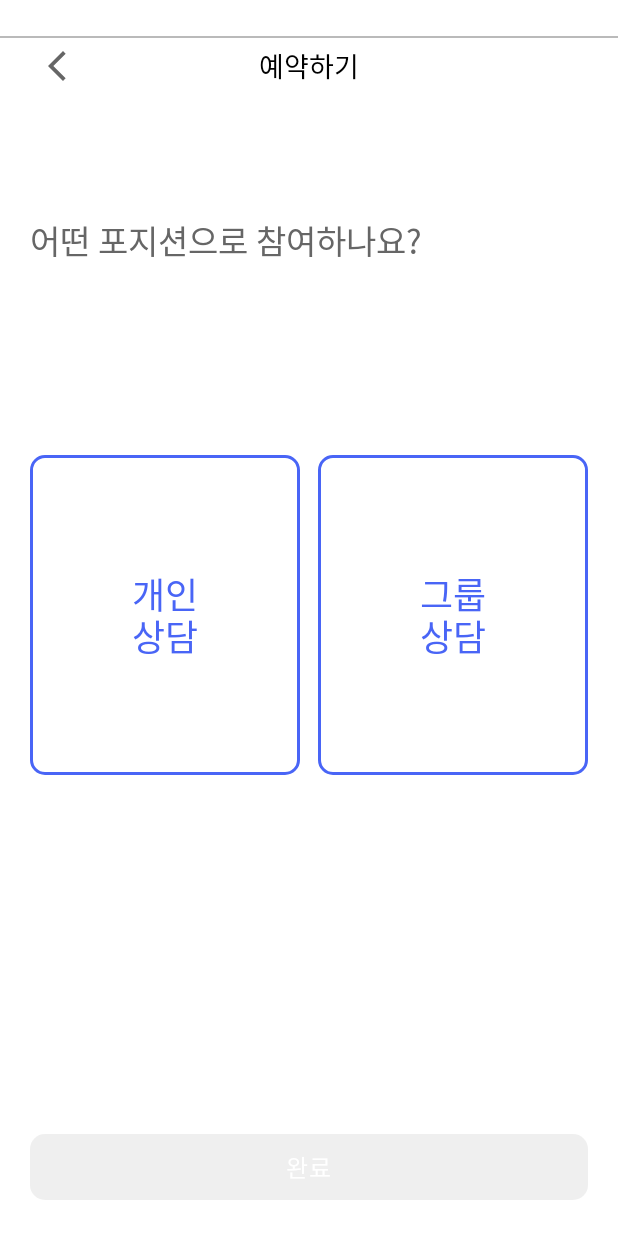
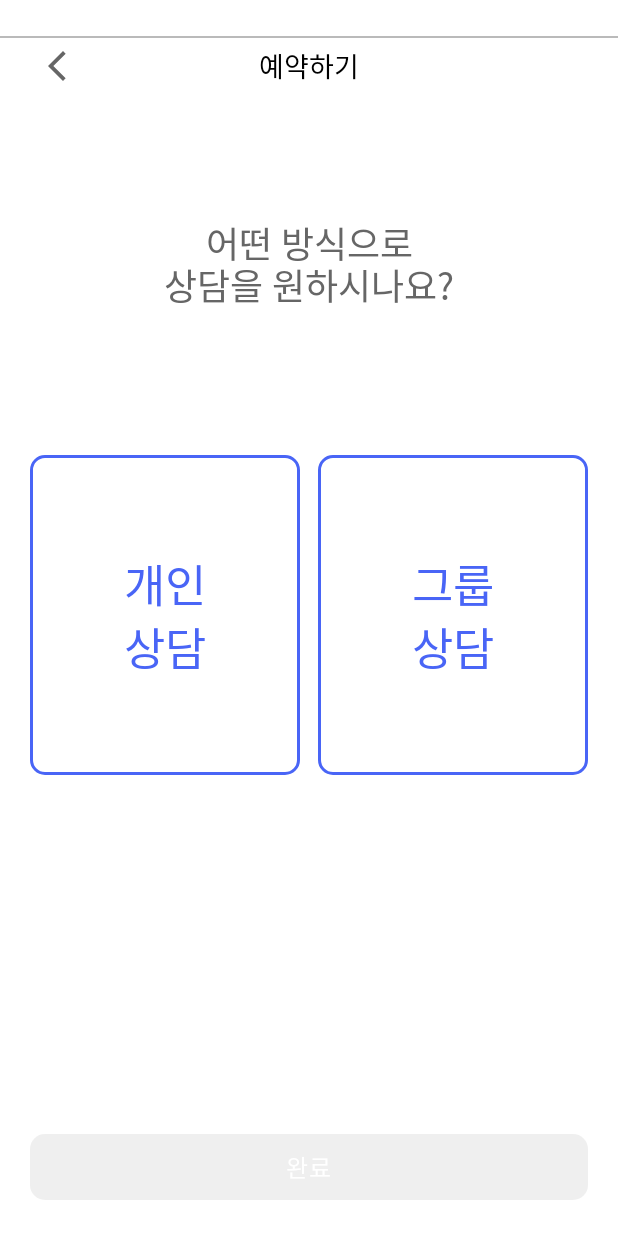
Before and after one commit to Slo1024/ssafy-livon-ai-healthcoach, an Android app built with Jetpack Compose: the @Preview function PreviewReservationModeSelectScreen, on a phone screen of 412 x 824 dp. Run offline under Robolectric (Android 15) with nearby library versions, the phone set to English and light mode, and no system bars; Roboto replaces fonts that are not available here.

Commit message:
[front] feat: choicebutton ãã text 수정

```diff
--- a/LivOnFront/mobile/app/src/main/java/com/livon/app/feature/member/reservation/ui/ReservationModeSelectScreen.kt
+++ b/LivOnFront/mobile/app/src/main/java/com/livon/app/feature/member/reservation/ui/ReservationModeSelectScreen.kt
@@ -3,11 +3,15 @@ package com.livon.app.feature.shared.auth.ui
 
 import androidx.compose.foundation.layout.*
 import androidx.compose.material3.MaterialTheme
+import androidx.compose.material3.Text
 import androidx.compose.runtime.*
 import androidx.compose.ui.Alignment
 import androidx.compose.ui.Modifier
+import androidx.compose.ui.text.font.FontWeight
+import androidx.compose.ui.text.style.TextAlign
 import androidx.compose.ui.tooling.preview.Preview
 import androidx.compose.ui.unit.dp
+import androidx.compose.ui.unit.sp
 import com.livon.app.ui.component.button.ChoiceButtonCard
 import com.livon.app.ui.component.button.PrimaryButtonBottom
 import com.livon.app.ui.component.overlay.TopBar
@@ -40,7 +44,16 @@ fun ReservationModeSelectScreen(
                     .align(Alignment.TopStart)
                     .fillMaxWidth()
             ) {
-                RequirementText("어떤 포지션으로 참여하나요?")
+                Text(
+                    text = "어떤 방식으로\n상담을 원하시나요?",
+                    modifier = Modifier.fillMaxWidth(),
+                    textAlign = TextAlign.Center,
+                    style = MaterialTheme.typography.titleLarge.copy(
+                        fontWeight = FontWeight.SemiBold,
+                        fontSize = 24.sp
+                    )
+                )
+
             }
 
             // 2) 화면(TopBar~BottomBar 사이) 전체 기준 '진짜 중앙'에 카드 2개
@@ -61,9 +74,16 @@ fun ReservationModeSelectScreen(
                         onClick = { selected = "personal" },
                         modifier = Modifier
                             .fillMaxWidth()
-                            .aspectRatio(135f / 160f) // 비율 유지
+                            .aspectRatio(135f / 160f), // 비율 유지
+                        textStyle = MaterialTheme.typography.titleLarge.copy(
+                            fontSize = 30.sp,                 // ✅ 30sp
+                            fontWeight = FontWeight.Medium,
+                            lineHeight = 30.sp * 1.4f         // ✅ 40% 증가 (= 1.4배)
+                        ),
+                        textAlign = TextAlign.Center          // ✅ 줄바꿈 중앙 정렬
                     )
                 }
+
                 Box(
                     modifier = Modifier.weight(1f),
                     contentAlignment = Alignment.Center
@@ -74,7 +94,13 @@ fun ReservationModeSelectScreen(
                         onClick = { selected = "group" },
                         modifier = Modifier
                             .fillMaxWidth()
-                            .aspectRatio(135f / 160f) // 비율 유지
+                            .aspectRatio(135f / 160f),
+                        textStyle = MaterialTheme.typography.titleLarge.copy(
+                            fontSize = 30.sp,
+                            fontWeight = FontWeight.Medium,
+                            lineHeight = 30.sp * 1.4f
+                        ),
+                        textAlign = TextAlign.Center
                     )
                 }
             }
--- a/LivOnFront/mobile/app/src/main/java/com/livon/app/feature/shared/auth/ui/CommonSignUpScreenB.kt
+++ b/LivOnFront/mobile/app/src/main/java/com/livon/app/feature/shared/auth/ui/CommonSignUpScreenB.kt
@@ -47,13 +47,11 @@ fun CommonSignUpScreenB(
 ) {
     Scaffold(
         modifier = modifier,
-        // ✅ 기본 인셋 사용 권장
         topBar = {
             Box(
                 Modifier
                     .fillMaxWidth()
                     .padding(top = Spacing.TopMargin)
-//                    .padding(horizontal = Spacing.Horizontal)
             ) {
                 TopBar2(
                     title = title,
@@ -68,9 +66,6 @@ fun CommonSignUpScreenB(
                     .fillMaxWidth()
                     .windowInsetsPadding(WindowInsets.navigationBars) // ✅ 하단 인셋
 
-//                    .padding(
-//                        horizontal = Spacing.Horizontal,
-//                    )
             ) { bottomBar() }
         }
     ) { inner ->
--- a/LivOnFront/mobile/app/src/main/java/com/livon/app/ui/component/button/ChoiceButtonCard.kt
+++ b/LivOnFront/mobile/app/src/main/java/com/livon/app/ui/component/button/ChoiceButtonCard.kt
@@ -15,7 +15,9 @@ import androidx.compose.material3.Text
 import androidx.compose.runtime.Composable
 import androidx.compose.ui.Alignment
 import androidx.compose.ui.Modifier
+import androidx.compose.ui.text.TextStyle
 import androidx.compose.ui.text.font.FontWeight
+import androidx.compose.ui.text.style.TextAlign
 import androidx.compose.ui.tooling.preview.Preview
 import androidx.compose.ui.unit.dp
 import androidx.compose.ui.unit.sp
@@ -46,8 +48,14 @@ fun ChoiceButtonCard(
     selected: Boolean,
     onClick: () -> Unit,
 //    modifier: Modifier = Modifier
-    modifier: Modifier = Modifier.size(135.dp, 160.dp) // ✅ 기본값: 기존 크기 유지
-) {
+    modifier: Modifier = Modifier.size(135.dp, 160.dp), // ✅ 기본값: 기존 크기 유지
+    textStyle: TextStyle = MaterialTheme.typography.titleLarge.copy( // ✅ 기본 24sp(공통)
+        fontSize = 24.sp,
+        fontWeight = FontWeight.Medium,
+        letterSpacing = 0.sp
+),
+    textAlign: TextAlign = TextAlign.Center
+){
     val shape = RoundedCornerShape(10.dp)
     val containerColor = if (selected) Main else Basic
     val contentColor = if (selected) Basic else Main
@@ -70,14 +78,18 @@ fun ChoiceButtonCard(
             modifier = Modifier.fillMaxSize(),
             contentAlignment = Alignment.Center
         ) {
-            Text(
-                text = text,
-                style = MaterialTheme.typography.titleLarge.copy(
-                    fontSize = 24.sp,
-                    fontWeight = FontWeight.Medium,
-                    color = contentColor,
-                    letterSpacing = 0.sp
-                )
+//            Text(
+//                text = text,
+//                style = MaterialTheme.typography.titleLarge.copy(
+//                    fontSize = 24.sp,
+//                    fontWeight = FontWeight.Medium,
+//                    color = contentColor,
+//                    letterSpacing = 0.sp
+//                )
+                Text(
+                    text = text,
+                    textAlign = textAlign,
+                    style = textStyle.copy(color = contentColor) // ✅ 색상은 선택 상태에 맞춰 덮어쓰기
             )
         }
     }
```
Also changed, not shown: LivOnFront/mobile/app/src/main/java/com/livon/app/feature/member/auth/ui/HealthInfoConditionScreen.kt (renamed from LivOnFront/mobile/app/src/main/java/com/livon/app/feature/shared/auth/ui/HealthInfoConditionScreen.kt), LivOnFront/mobile/app/src/main/java/com/livon/app/feature/member/auth/ui/HealthInfoHeightScreen.kt (renamed from LivOnFront/mobile/app/src/main/java/com/livon/app/feature/shared/auth/ui/HealthInfoHeightScreen.kt), LivOnFront/mobile/app/src/main/java/com/livon/app/feature/member/auth/ui/HealthInfoMedicationScreen.kt (renamed from LivOnFront/mobile/app/src/main/java/com/livon/app/feature/shared/auth/ui/HealthInfoMedicationScreen.kt), LivOnFront/mobile/app/src/main/java/com/livon/app/feature/member/auth/ui/HealthInfoPainDiscomfortScreen.kt (renamed from LivOnFront/mobile/app/src/main/java/com/livon/app/feature/shared/auth/ui/HealthInfoPainDiscomfortScreen.kt), LivOnFront/mobile/app/src/main/java/com/livon/app/feature/member/auth/ui/HealthInfoSleepQualityScreen.kt (renamed from LivOnFront/mobile/app/src/main/java/com/livon/app/feature/shared/auth/ui/HealthInfoSleepQualityScreen.kt), LivOnFront/mobile/app/src/main/java/com/livon/app/feature/member/auth/ui/HealthInfoStressScreen.kt (renamed from LivOnFront/mobile/app/src/main/java/com/livon/app/feature/shared/auth/ui/HealthInfoStressScreen.kt), LivOnFront/mobile/app/src/main/java/com/livon/app/feature/member/auth/ui/HealthInfoWeightScreen.kt (renamed from LivOnFront/mobile/app/src/main/java/com/livon/app/feature/shared/auth/ui/HealthInfoWeightScreen.kt), LivOnFront/mobile/app/src/main/java/com/livon/app/feature/member/auth/ui/LifestyleActivityLevelScreen.kt (renamed from LivOnFront/mobile/app/src/main/java/com/livon/app/feature/shared/auth/ui/LifestyleActivityLevelScreen.kt), LivOnFront/mobile/app/src/main/java/com/livon/app/feature/member/auth/ui/LifestyleAlcoholIntakeScreen.kt (renamed from LivOnFront/mobile/app/src/main/java/com/livon/app/feature/shared/auth/ui/LifestyleAlcoholIntakeScreen.kt), LivOnFront/mobile/app/src/main/java/com/livon/app/feature/member/auth/ui/LifestyleCaffeineIntakeScreen.kt (renamed from LivOnFront/mobile/app/src/main/java/com/livon/app/feature/shared/auth/ui/LifestyleCaffeineIntakeScreen.kt), LivOnFront/mobile/app/src/main/java/com/livon/app/feature/member/auth/ui/LifestyleSleepDurationScreen.kt (renamed from LivOnFront/mobile/app/src/main/java/com/livon/app/feature/shared/auth/ui/LifestyleSleepDurationScreen.kt), LivOnFront/mobile/app/src/main/java/com/livon/app/feature/member/auth/ui/LifestyleSmokingScreen.kt (renamed from LivOnFront/mobile/app/src/main/java/com/livon/app/feature/shared/auth/ui/LifestyleSmokingScreen.kt).
